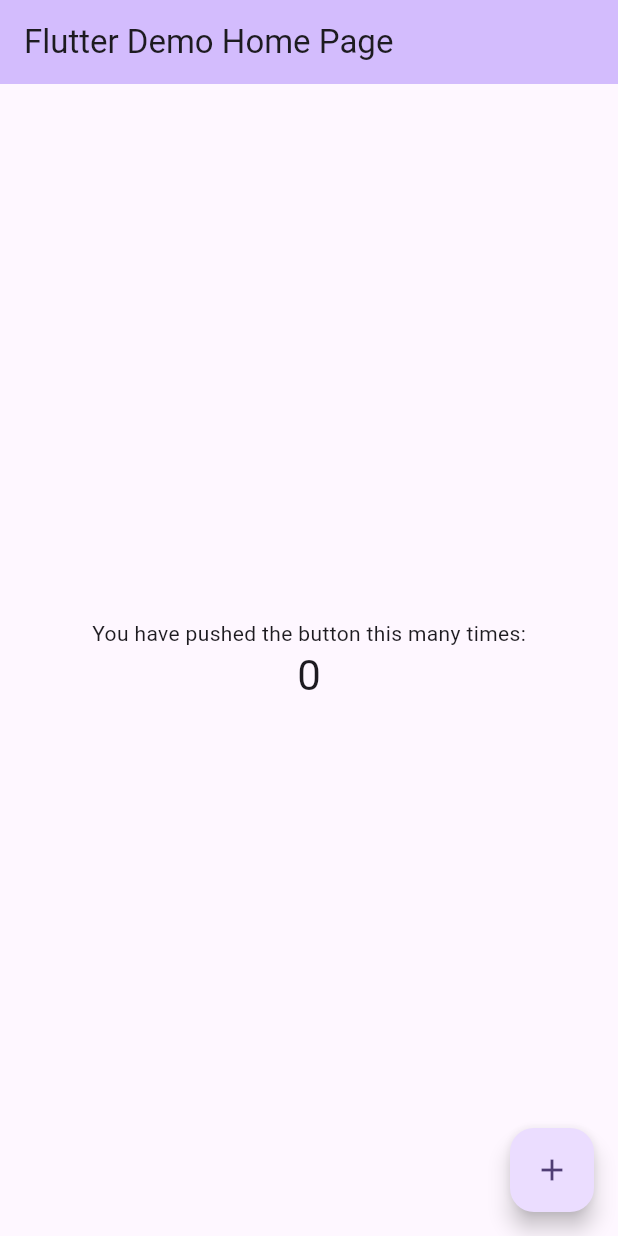
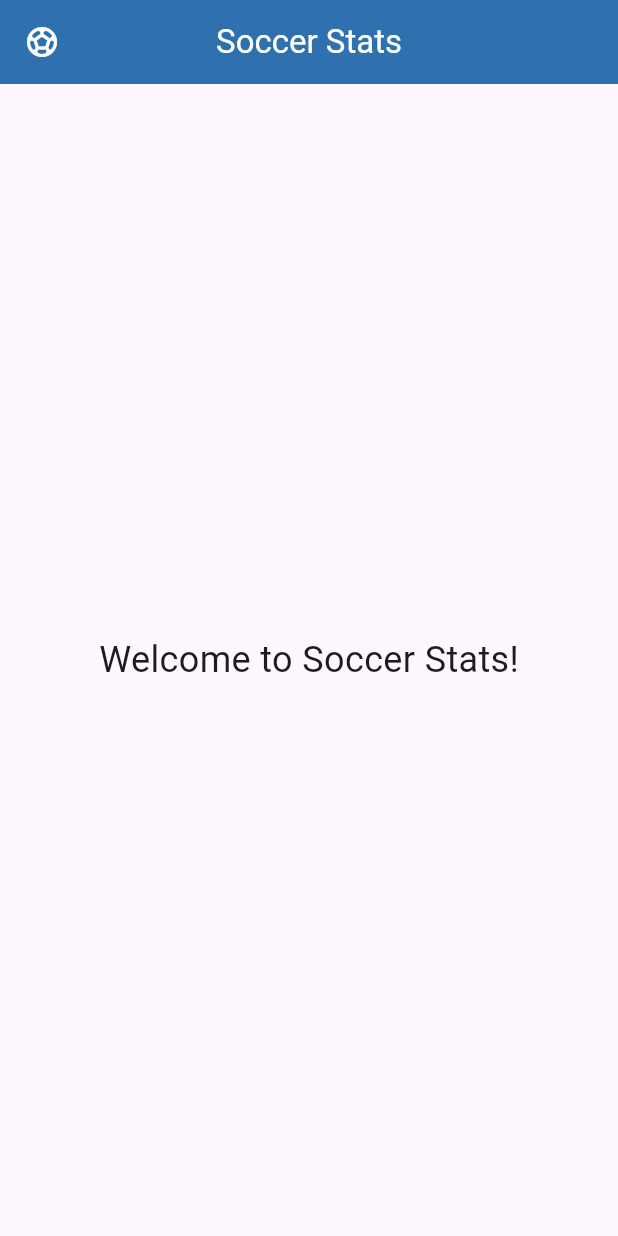
Before and after one commit to noahrd0/soccer_stats, a Flutter app: the screen it shows after launch, on a phone screen of 412 x 824 dp. Run offline on Flutter 3.47's test engine with Material 3 defaults, Android fonts, the phone set to English and light mode, and no system bars; Roboto replaces fonts that are missing (Fira Sans).

Commit message:
main.dart initialized

```diff
--- a/lib/main.dart
+++ b/lib/main.dart
@@ -1,125 +1,48 @@
 import 'package:flutter/material.dart';
 
 void main() {
-  runApp(const MyApp());
+  runApp(MyApp());
 }
 
 class MyApp extends StatelessWidget {
-  const MyApp({super.key});
-
-  // This widget is the root of your application.
   @override
   Widget build(BuildContext context) {
     return MaterialApp(
-      title: 'Flutter Demo',
+      debugShowCheckedModeBanner: false,
+      title: 'Soccer Stats',
       theme: ThemeData(
-        // This is the theme of your application.
-        //
-        // TRY THIS: Try running your application with "flutter run". You'll see
-        // the application has a purple toolbar. Then, without quitting the app,
-        // try changing the seedColor in the colorScheme below to Colors.green
-        // and then invoke "hot reload" (save your changes or press the "hot
-        // reload" button in a Flutter-supported IDE, or press "r" if you used
-        // the command line to start the app).
-        //
-        // Notice that the counter didn't reset back to zero; the application
-        // state is not lost during the reload. To reset the state, use hot
-        // restart instead.
-        //
-        // This works for code too, not just values: Most code changes can be
-        // tested with just a hot reload.
-        colorScheme: ColorScheme.fromSeed(seedColor: Colors.deepPurple),
-        useMaterial3: true,
+        primarySwatch: Colors.blue,
       ),
-      home: const MyHomePage(title: 'Flutter Demo Home Page'),
+      home: MyHomePage(),
     );
   }
 }
 
-class MyHomePage extends StatefulWidget {
-  const MyHomePage({super.key, required this.title});
-
-  // This widget is the home page of your application. It is stateful, meaning
-  // that it has a State object (defined below) that contains fields that affect
-  // how it looks.
-
-  // This class is the configuration for the state. It holds the values (in this
-  // case the title) provided by the parent (in this case the App widget) and
-  // used by the build method of the State. Fields in a Widget subclass are
-  // always marked "final".
-
-  final String title;
-
-  @override
-  State<MyHomePage> createState() => _MyHomePageState();
-}
-
-class _MyHomePageState extends State<MyHomePage> {
-  int _counter = 0;
-
-  void _incrementCounter() {
-    setState(() {
-      // This call to setState tells the Flutter framework that something has
-      // changed in this State, which causes it to rerun the build method below
-      // so that the display can reflect the updated values. If we changed
-      // _counter without calling setState(), then the build method would not be
-      // called again, and so nothing would appear to happen.
-      _counter++;
-    });
-  }
-
+class MyHomePage extends StatelessWidget {
   @override
   Widget build(BuildContext context) {
-    // This method is rerun every time setState is called, for instance as done
-    // by the _incrementCounter method above.
-    //
-    // The Flutter framework has been optimized to make rerunning build methods
-    // fast, so that you can just rebuild anything that needs updating rather
-    // than having to individually change instances of widgets.
     return Scaffold(
       appBar: AppBar(
-        // TRY THIS: Try changing the color here to a specific color (to
-        // Colors.amber, perhaps?) and trigger a hot reload to see the AppBar
-        // change color while the other colors stay the same.
-        backgroundColor: Theme.of(context).colorScheme.inversePrimary,
-        // Here we take the value from the MyHomePage object that was created by
-        // the App.build method, and use it to set our appbar title.
-        title: Text(widget.title),
+        backgroundColor: const Color(0xFF2F70AF),
+        title: const Text(
+          'Soccer Stats',
+          style: TextStyle(
+            color: Colors.white,
+            fontFamily: 'Fira Sans',
+          ),
+        ),
+        leading: const Icon(
+          color: Colors.white,
+          Icons.sports_soccer,
+        ),
+        centerTitle: true,
       ),
-      body: Center(
-        // Center is a layout widget. It takes a single child and positions it
-        // in the middle of the parent.
-        child: Column(
-          // Column is also a layout widget. It takes a list of children and
-          // arranges them vertically. By default, it sizes itself to fit its
-          // children horizontally, and tries to be as tall as its parent.
-          //
-          // Column has various properties to control how it sizes itself and
-          // how it positions its children. Here we use mainAxisAlignment to
-          // center the children vertically; the main axis here is the vertical
-          // axis because Columns are vertical (the cross axis would be
-          // horizontal).
-          //
-          // TRY THIS: Invoke "debug painting" (choose the "Toggle Debug Paint"
-          // action in the IDE, or press "p" in the console), to see the
-          // wireframe for each widget.
-          mainAxisAlignment: MainAxisAlignment.center,
-          children: <Widget>[
-            const Text(
-              'You have pushed the button this many times:',
-            ),
-            Text(
-              '$_counter',
-              style: Theme.of(context).textTheme.headlineMedium,
-            ),
-          ],
+      body: const Center(
+        child: Text(
+          'Welcome to Soccer Stats!',
+          style: TextStyle(fontSize: 24),
         ),
       ),
-      floatingActionButton: FloatingActionButton(
-        onPressed: _incrementCounter,
-        tooltip: 'Increment',
-        child: const Icon(Icons.add),
-      ), // This trailing comma makes auto-formatting nicer for build methods.
     );
   }
 }
```
